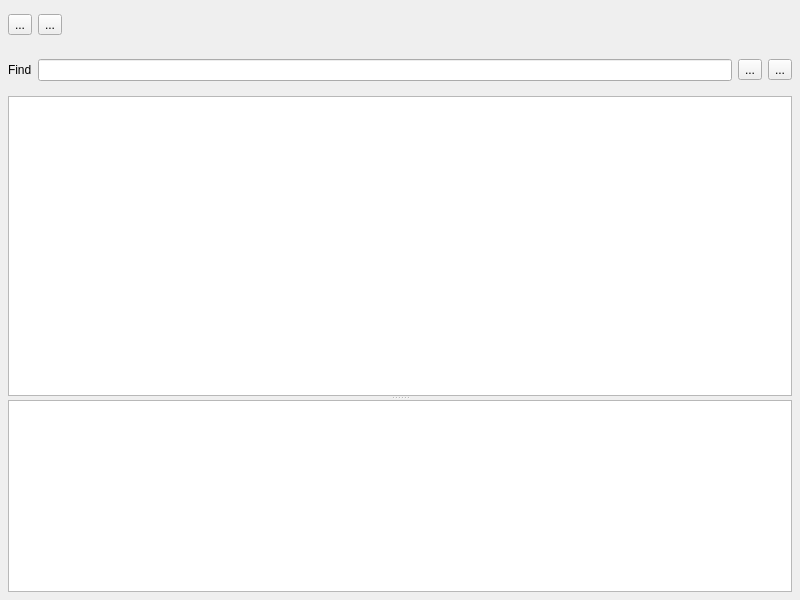
Old version of the form sources/pythondialog.ui in the repository mikaelsundell/stageviz.
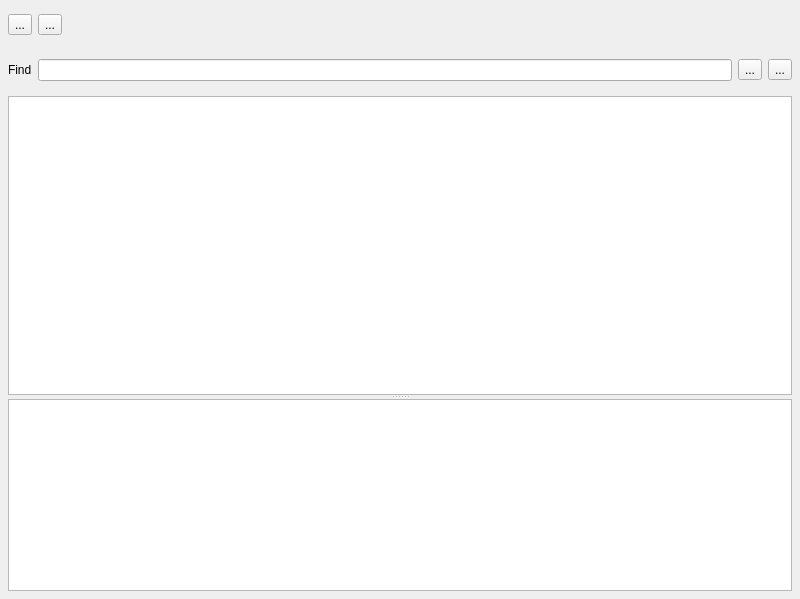
New version of the form. Custom widgets are drawn as their Qt base class.

The edit to the form file:
```diff
--- a/sources/pythondialog.ui
+++ b/sources/pythondialog.ui
@@ -7,7 +7,7 @@
     <x>0</x>
     <y>0</y>
     <width>800</width>
-    <height>600</height>
+    <height>599</height>
    </rect>
   </property>
   <property name="windowTitle">
```
Left out of the diff: 7 changed lines with no effect on the pictures.
